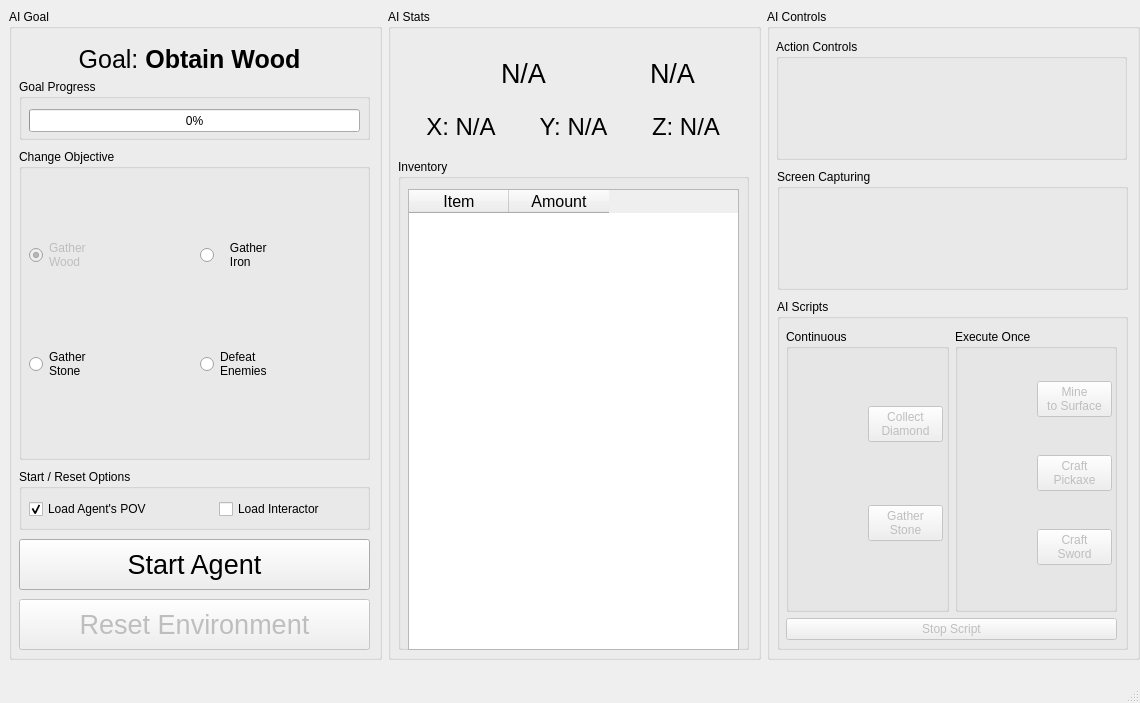
Qt form src/frontend/Designer Files/main_window.ui (lincolnschick/ML4MC) before a commit.
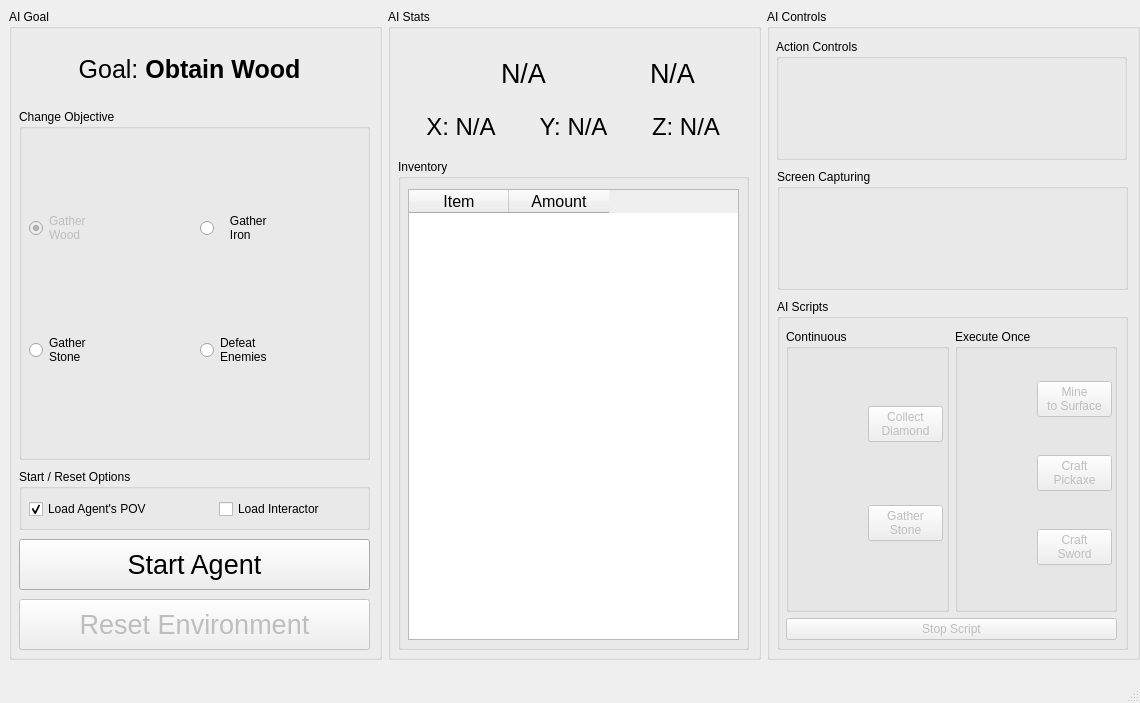
The same form after that commit. Icons and pictures are not drawn.

Commit message: Fixed GUI crashing on objective change

```diff
--- a/src/frontend/Designer Files/main_window.ui
+++ b/src/frontend/Designer Files/main_window.ui
@@ -32,39 +32,13 @@
          <property name="title">
           <string>AI Goal</string>
          </property>
-         <widget class="QGroupBox" name="goalProgressBar">
-          <property name="geometry">
-           <rect>
-            <x>10</x>
-            <y>70</y>
-            <width>351</width>
-            <height>61</height>
-           </rect>
-          </property>
-          <property name="title">
-           <string>Goal Progress</string>
-          </property>
-          <widget class="QProgressBar" name="progressBar">
-           <property name="geometry">
-            <rect>
-             <x>10</x>
-             <y>30</y>
-             <width>331</width>
-             <height>23</height>
-            </rect>
-           </property>
-           <property name="value">
-            <number>0</number>
-           </property>
-          </widget>
-         </widget>
          <widget class="QGroupBox" name="goalSelectGroupbox">
           <property name="geometry">
            <rect>
             <x>10</x>
-            <y>140</y>
+            <y>100</y>
             <width>351</width>
-            <height>311</height>
+            <height>351</height>
            </rect>
           </property>
           <property name="title">
@@ -76,7 +50,7 @@
              <x>10</x>
              <y>20</y>
              <width>335</width>
-             <height>281</height>
+             <height>321</height>
             </rect>
            </property>
            <layout class="QHBoxLayout" name="horizontalLayout">
@@ -173,7 +147,7 @@
           <property name="geometry">
            <rect>
             <x>10</x>
-            <y>30</y>
+            <y>40</y>
             <width>341</width>
             <height>41</height>
            </rect>
@@ -465,7 +439,7 @@
              <x>10</x>
              <y>30</y>
              <width>331</width>
-             <height>461</height>
+             <height>451</height>
             </rect>
            </property>
            <property name="sizePolicy">
```
Left out of the diff: 21 changed lines with no effect on the pictures. The commit also changes 2 other files.
